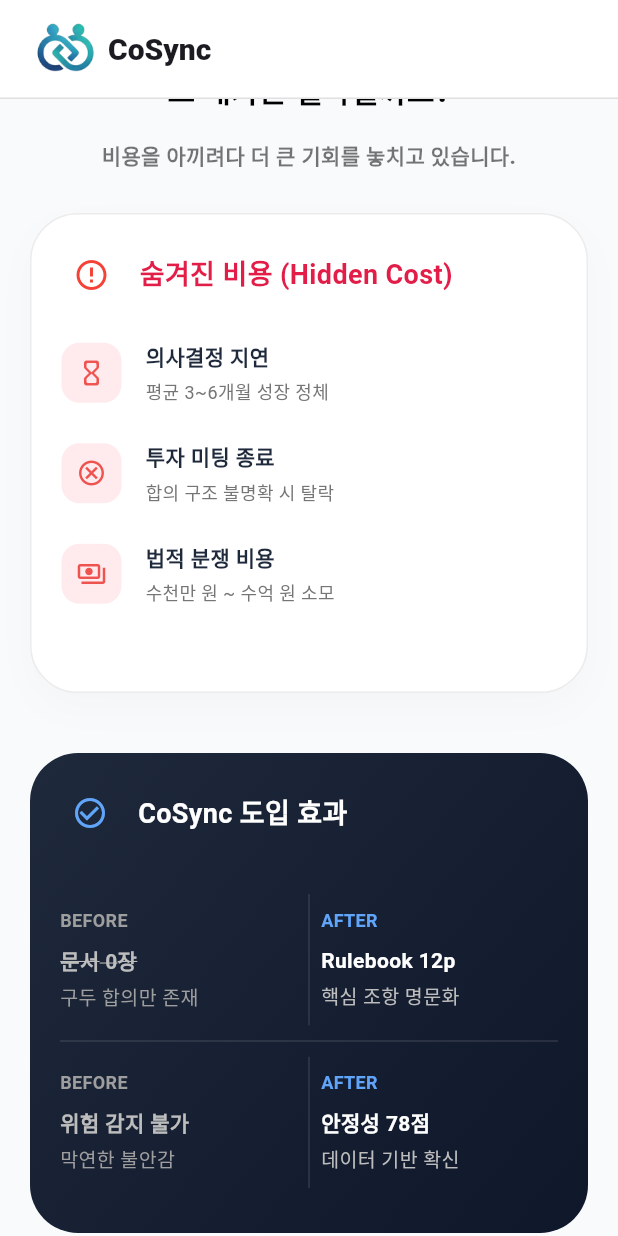
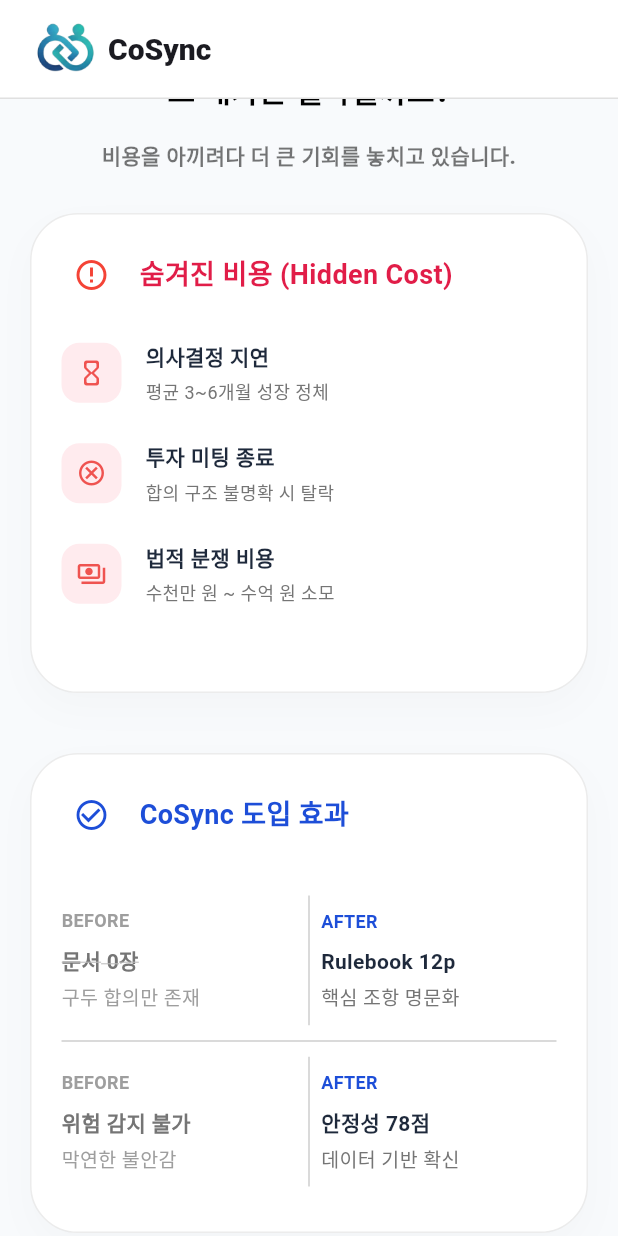
Before and after one commit to jumyeong2/flutter_demo, a Flutter app: the screen it shows after launch, scrolled down 1728 dp, on a phone screen of 412 x 824 dp. Run offline on Flutter 3.47's test engine with Material 3 defaults, Android fonts, the phone set to English and light mode, and no system bars; our stand-ins replace cloud_firestore, firebase_analytics, firebase_auth, firebase_core, get; missing offline and left inert: dart:html; accounts and stored records are empty; Roboto replaces fonts that are missing (Pretendard).

Commit message:
오류 수정

```diff
--- a/lib/ui/page/_future/agreement/agreement_adjust_controller.dart
+++ b/lib/ui/page/_future/agreement/agreement_adjust_controller.dart
@@ -1,5 +1,5 @@
 import 'package:get/get.dart';
-import '../../../data/model/adjustment_question.dart';
+import '../../../../data/model/adjustment_question.dart';
 import 'agreement_page.dart';
 
 class AgreementAdjustController extends GetxController {
--- a/lib/ui/page/_future/agreement/agreement_adjust_intro.dart
+++ b/lib/ui/page/_future/agreement/agreement_adjust_intro.dart
@@ -2,7 +2,7 @@
 import 'package:get/get.dart';
 import 'package:flutter/services.dart';
 
-import '../../widgets/responsive_layout.dart';
+import '../../../widgets/responsive_layout.dart';
 import 'agreement_adjust_intro_step2.dart';
 
 class AgreementAdjustIntroPage extends StatefulWidget {
--- a/lib/ui/page/_future/agreement/agreement_adjust_intro_step2.dart
+++ b/lib/ui/page/_future/agreement/agreement_adjust_intro_step2.dart
@@ -1,7 +1,7 @@
 import 'package:flutter/material.dart';
 import 'package:get/get.dart';
 
-import '../../widgets/responsive_layout.dart';
+import '../../../widgets/responsive_layout.dart';
 import 'agreement_adjust_page.dart';
 
 class AgreementAdjustIntroStep2Page extends StatefulWidget {
--- a/lib/ui/page/_future/agreement/agreement_adjust_page.dart
+++ b/lib/ui/page/_future/agreement/agreement_adjust_page.dart
@@ -1,6 +1,6 @@
 import 'package:flutter/material.dart';
 import 'package:get/get.dart';
-import '../../widgets/responsive_layout.dart';
+import '../../../widgets/responsive_layout.dart';
 import 'agreement_adjust_controller.dart';
 
 class AgreementAdjustPage extends StatelessWidget {
--- a/lib/ui/page/_future/agreement/agreement_controller.dart
+++ b/lib/ui/page/_future/agreement/agreement_controller.dart
@@ -1,6 +1,6 @@
 import 'package:flutter/material.dart';
 import 'package:get/get.dart';
-import '../../../data/model/adjustment_question.dart';
+import '../../../../data/model/adjustment_question.dart';
 import 'agreement_adjust_controller.dart';
 
 class AgreementController extends GetxController {
--- a/lib/ui/page/_future/agreement/agreement_page.dart
+++ b/lib/ui/page/_future/agreement/agreement_page.dart
@@ -1,6 +1,6 @@
 import 'package:flutter/material.dart';
 import 'package:get/get.dart';
-import '../../widgets/responsive_layout.dart';
+import '../../../widgets/responsive_layout.dart';
 import 'agreement_controller.dart';
 import 'agreement_popup.dart';
 
--- a/lib/ui/page/_future/signup/signup_controller.dart
+++ b/lib/ui/page/_future/signup/signup_controller.dart
@@ -1,8 +1,8 @@
 import 'package:flutter/material.dart';
 import 'package:get/get.dart';
-import '../../../data/model/user.dart';
-import '../../../data/repository/user_repository.dart';
-import '../../../service/auth_service.dart';
+import '../../../../data/model/user.dart';
+import '../../../../data/repository/user_repository.dart';
+import '../../../../service/auth_service.dart';
 import '../agreement/agreement_adjust_page.dart';
 import 'signup_step2_page.dart';
 
--- a/lib/ui/page/_future/x_landing/widgets/hero_section.dart
+++ b/lib/ui/page/_future/x_landing/widgets/hero_section.dart
@@ -1,7 +1,7 @@
 import 'package:flutter/material.dart';
 import 'package:get/get.dart';
 import 'package:flutter_demo/ui/widgets/responsive_layout.dart';
-import '../../sample/sample_report.dart';
+import '../../../sample/sample_report.dart';
 import '../x_landing_controller.dart';
 
 class HeroSection extends StatelessWidget {
--- a/lib/ui/page/_future/x_landing/x_landing_controller.dart
+++ b/lib/ui/page/_future/x_landing/x_landing_controller.dart
@@ -1,5 +1,5 @@
 import 'package:get/get.dart';
-import '../_future/onboarding/onboarding_page.dart';
+import '../onboarding/onboarding_page.dart';
 
 class LandingController extends GetxController {
   final RxInt demoStep = 0.obs;
--- a/lib/ui/page/landing/widget/description_section3.dart
+++ b/lib/ui/page/landing/widget/description_section3.dart
@@ -178,12 +178,16 @@
       height: isSmallMobile ? 320 : 370,
       padding: EdgeInsets.all(isSmallMobile ? 20 : 40),
       decoration: BoxDecoration(
-        gradient: const LinearGradient(
-          begin: Alignment.topLeft,
-          end: Alignment.bottomRight,
-          colors: [Color(0xFF1E293B), Color(0xFF0F172A)],
-        ),
+        color: Colors.white,
         borderRadius: BorderRadius.circular(32),
+        border: Border.all(color: Colors.grey.withValues(alpha: 0.2)),
+        boxShadow: [
+          BoxShadow(
+            color: Colors.black.withValues(alpha: 0.02),
+            blurRadius: 20,
+            offset: const Offset(0, 10),
+          ),
+        ],
       ),
       child: Column(
         crossAxisAlignment: CrossAxisAlignment.start,
@@ -198,7 +202,7 @@
                 ),
                 child: const Icon(
                   Icons.check_circle_outline,
-                  color: Color(0xFF60A5FA),
+                  color: Color(0xFF1D4ED8),
                   size: 24,
                 ),
               ),
@@ -208,7 +212,7 @@
                 style: TextStyle(
                   fontSize: isSmallMobile ? 18 : 24,
                   fontWeight: FontWeight.bold,
-                  color: Colors.white,
+                  color: const Color(0xFF1D4ED8),
                 ),
               ),
             ],
@@ -229,15 +233,16 @@
                         isSmallMobile: isSmallMobile,
                       ),
                       const VerticalDivider(
-                        color: Colors.white12,
+                        color: Colors.grey,
                         indent: 10,
                         endIndent: 10,
+                        thickness: 0.5,
                       ),
                       _buildEffectSection('AFTER', 'Rulebook 12p', '핵심 조항 명문화', isSmallMobile: isSmallMobile),
                     ],
                   ),
                 ),
-                const Divider(color: Colors.white12, height: 1),
+                const Divider(color: Colors.grey, height: 1, thickness: 0.5),
                 Expanded(
                   child: Row(
                     children: [
@@ -249,9 +254,10 @@
                         isSmallMobile: isSmallMobile,
                       ),
                       const VerticalDivider(
-                        color: Colors.white12,
+                        color: Colors.grey,
                         indent: 10,
                         endIndent: 10,
+                        thickness: 0.5,
                       ),
                       _buildEffectSection('AFTER', '안정성 78점', '데이터 기반 확신', isSmallMobile: isSmallMobile),
                     ],
@@ -336,7 +342,7 @@
               style: TextStyle(
                 fontSize: 12,
                 fontWeight: FontWeight.bold,
-                color: isBefore ? Colors.grey[500] : const Color(0xFF60A5FA),
+                color: isBefore ? Colors.grey[500] : const Color(0xFF1D4ED8),
               ),
             ),
             const SizedBox(height: 8),
@@ -345,7 +351,7 @@
               style: TextStyle(
                 fontSize: isSmallMobile ? 14 : 16,
                 fontWeight: FontWeight.bold,
-                color: isBefore ? Colors.grey[400] : Colors.white,
+                color: isBefore ? Colors.grey[600] : const Color(0xFF1E293B),
                 decoration: strikethrough ? TextDecoration.lineThrough : null,
                 decorationColor: Colors.grey[400],
               ),
@@ -355,7 +361,7 @@
               subtitle,
               style: TextStyle(
                 fontSize: 13,
-                color: isBefore ? Colors.grey[500] : Colors.grey[400],
+                color: isBefore ? Colors.grey[500] : Colors.grey[600],
               ),
             ),
           ],
```
